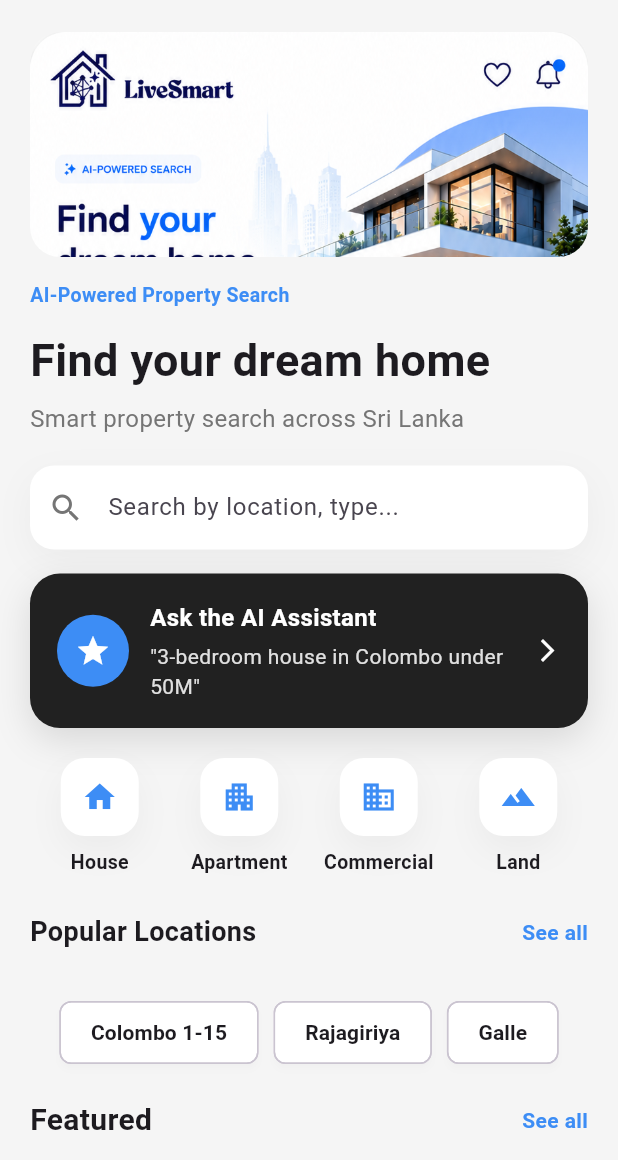
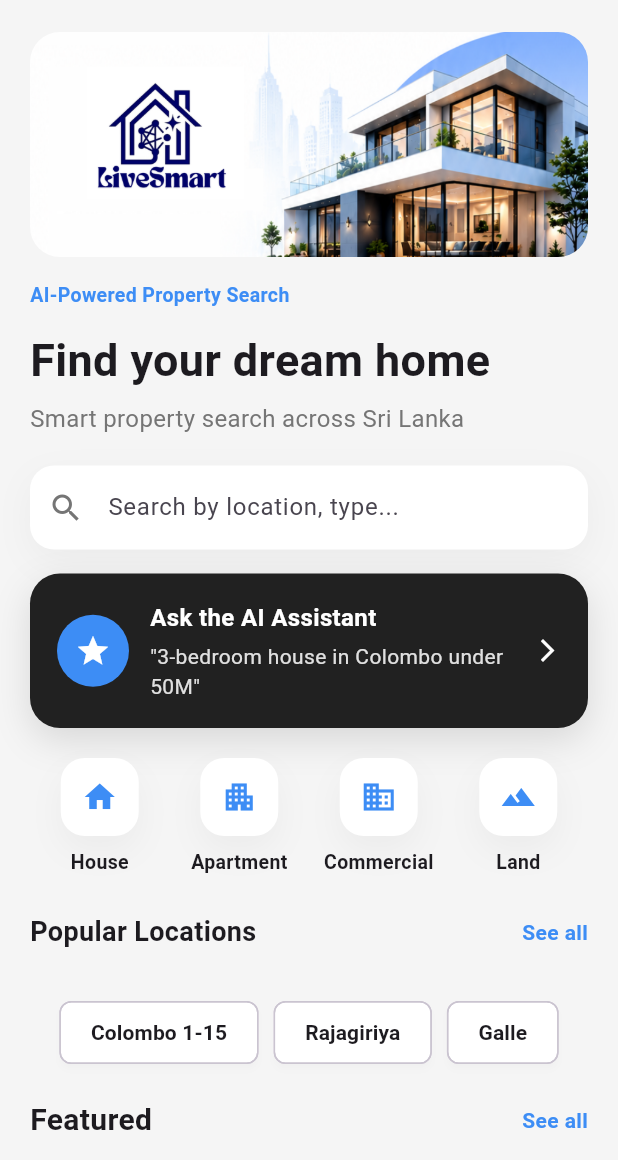
Before and after one commit to amashadahamni/livesmart, a Flutter app: the DashboardScreen screen opened directly, on a phone screen of 412 x 824 dp, the part 76-1236 px from its top. Run offline on Flutter 3.47's test engine with Material 3 defaults, Android fonts, the phone set to English and light mode, and no system bars; our stand-ins replace flutter_tts, speech_to_text; Roboto replaces fonts that are missing (Arial).

Commit message:
Replace home banner image

```diff
--- a/lib/main.dart
+++ b/lib/main.dart
@@ -390,7 +390,7 @@ class DashboardScreen extends StatelessWidget {
                 child: SizedBox(
                   height: 150,
                   width: double.infinity,
-                  child: Image.asset('lib/Screen2home1.png', fit: BoxFit.cover, alignment: Alignment.topCenter),
+                  child: Image.asset('lib/Screen2homeimage2.png', fit: BoxFit.cover, alignment: Alignment.topCenter),
                 ),
               ),
             ),
--- a/pubspec.yaml
+++ b/pubspec.yaml
@@ -65,6 +65,7 @@ flutter:
     - lib/data/LiveSmartImages/
     - lib/Screen1FlashScreen.png
     - lib/Screen2home1.png
+    - lib/Screen2homeimage2.png
 
   # To add assets to your application, add an assets section, like this:
   # assets:
```
Also changed, not shown: lib/Screen2homeimage2.png (added).
